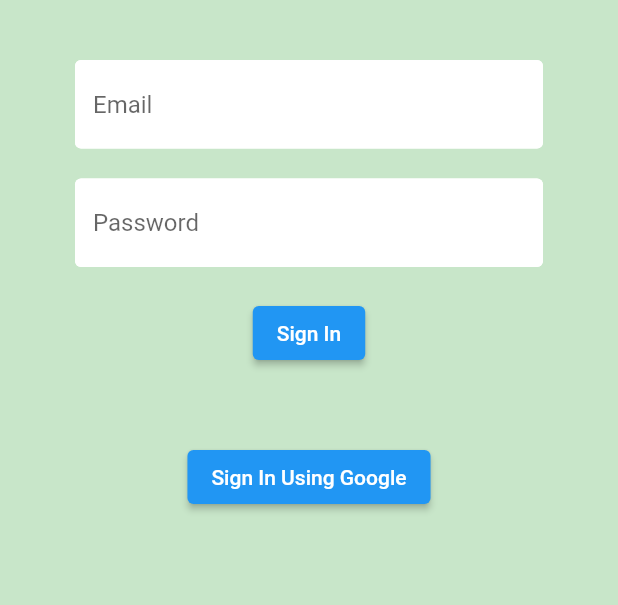
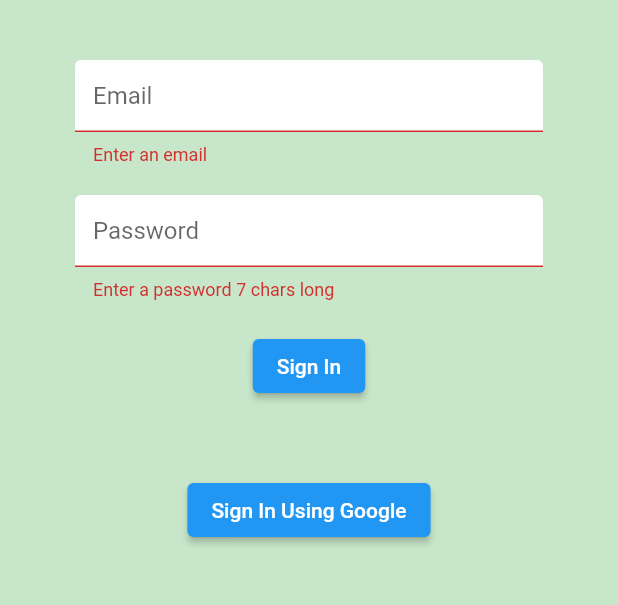
Before and after one commit to AcadProjects/kashare-github, a Flutter app: the screen it shows after launch, after a tap on "Sign In Using Google", on a phone screen of 412 x 824 dp, the part 84-689 px from its top. Run offline on Flutter 3.47's test engine with Material 2 defaults, Android fonts, the light colour scheme and no system bars; our stand-ins replace cloud_firestore, firebase_auth, firebase_core, flutter_spinkit, latlong2; accounts and stored records are empty; network calls fail.

```diff
--- a/lib/screens/authenticate/register.dart
+++ b/lib/screens/authenticate/register.dart
@@ -5,8 +5,8 @@
 
 class Register extends StatefulWidget {
   final toggleView;
-  //Register({this.toggleView});
-  const Register({Key? key, this.toggleView}) : super(key: key);
+  Register({this.toggleView});
+  //const Register({Key? key, this.toggleView}) : super(key: key);
 
   @override
   _RegisterState createState() => _RegisterState();
@@ -148,7 +148,7 @@
                               setState(() => error = 'Enter valid email');
                               loading = false;
                             }
-                          } else {}
+                          }
 
                           //
                           //
--- a/lib/screens/authenticate/sign_in.dart
+++ b/lib/screens/authenticate/sign_in.dart
@@ -114,11 +114,17 @@
                       child: Text('Sign In Using Google'),
                       onPressed: () async {
                         dynamic result = await _auth.signInAnon();
-                        if (result == null) {
-                          print('Error Signing In');
-                        } else {
-                          print('Signed In');
-                          print(result.uid);
+                        if (_formKey.currentState!.validate()) {
+                          setState(() => loading = true);
+                          dynamic result = await _auth
+                              .signInWithEmailAndPassword(email, password);
+                          if (result == null) {
+                            setState(() {
+                              error =
+                                  'Could not sign in with those credentials';
+                              loading = false;
+                            });
+                          }
                         }
                       },
                     )
```
